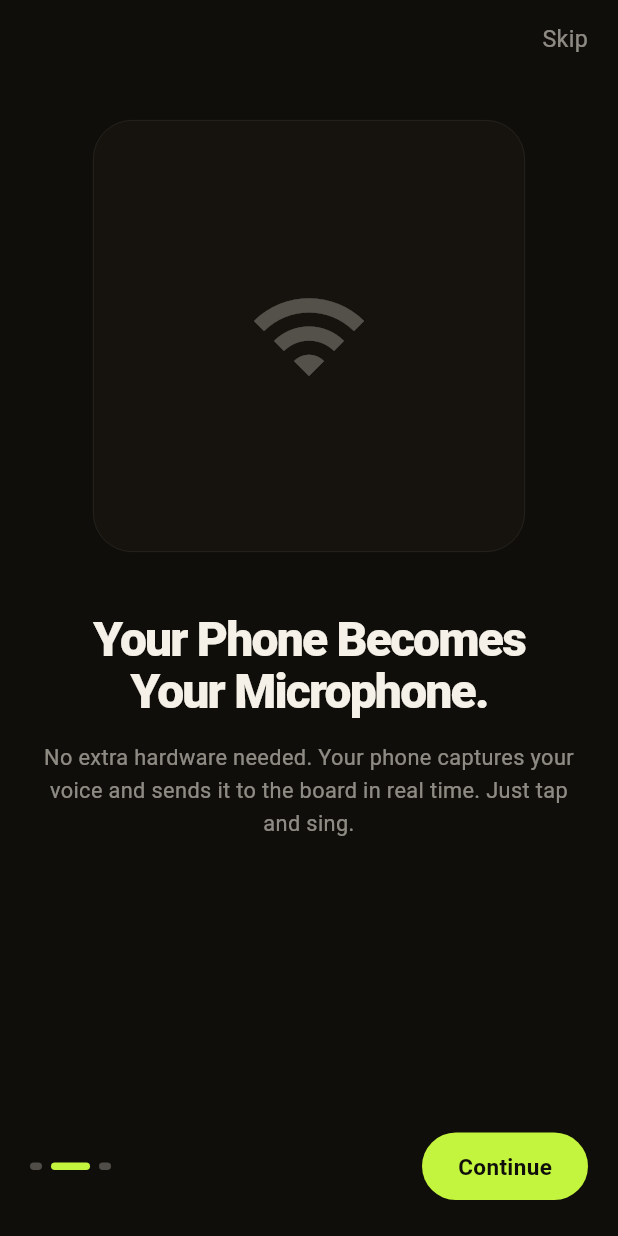
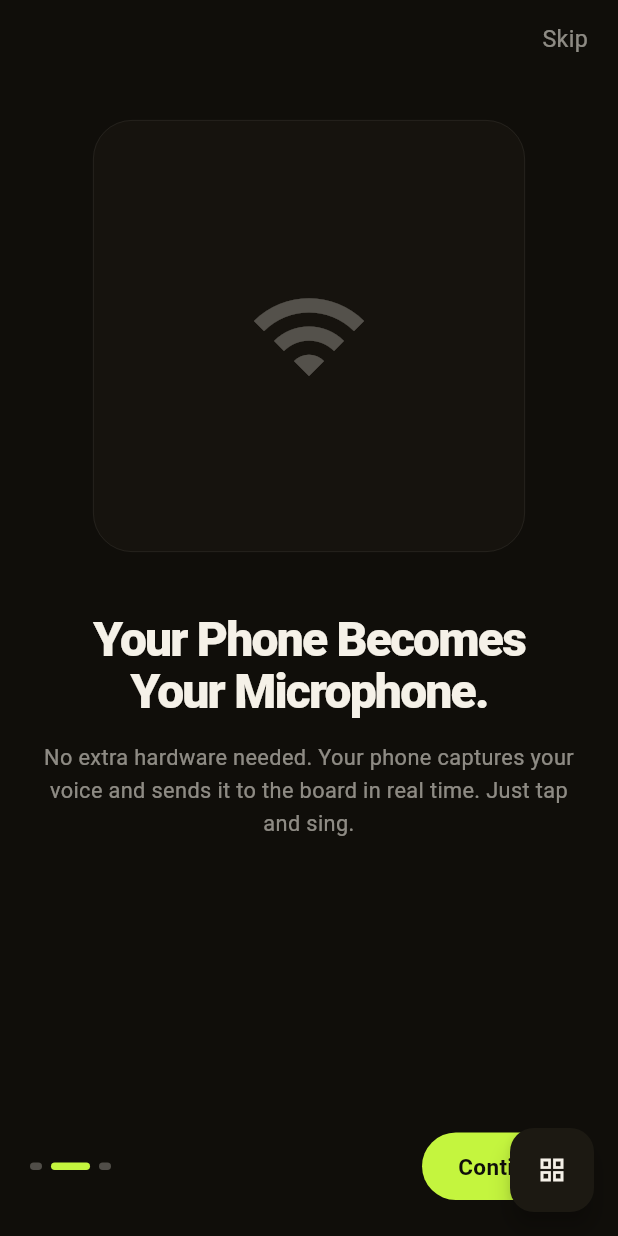
Before and after one commit to Mattathiasa/karaoki, a Flutter app: the screen it shows after launch, swiped to page 2, on a phone screen of 412 x 824 dp. Run offline on Flutter 3.47's test engine with Material 3 defaults, Android fonts, the phone set to English and light mode, and no system bars; Roboto replaces fonts that are missing (BricolageGrotesque, InstrumentSans).

Commit message:
Add screen picker navigation for verifying all 32 screens in Flutter web

```diff
--- a/karaoki/lib/main.dart
+++ b/karaoki/lib/main.dart
@@ -29,7 +29,7 @@ class KaraokiApp extends StatelessWidget {
   @override
   Widget build(BuildContext context) {
     return MaterialApp(
-      title: 'Karaoki',
+      title: 'Zemaoki',
       debugShowCheckedModeBanner: false,
       theme: ThemeData(
         brightness: Brightness.dark,
@@ -54,12 +54,56 @@ class KaraokiRouter extends StatefulWidget {
   State<KaraokiRouter> createState() => _KaraokiRouterState();
 }
 
+const _screenLabels = {
+  _Screen.splash: 'Splash',
+  _Screen.onboarding: 'Onboarding',
+  _Screen.welcome: 'Welcome',
+  _Screen.home: 'Home',
+  _Screen.lobby: 'Lobby',
+  _Screen.library: 'Library',
+  _Screen.singing: 'Singing',
+  _Screen.complete: 'Complete',
+  _Screen.leaderboard: 'Leaderboard',
+  _Screen.boardWait: 'Board: Wait',
+  _Screen.boardPerf: 'Board: Performance',
+  _Screen.boardReveal: 'Board: Reveal',
+  _Screen.boardCountdown: 'Board: Countdown',
+  _Screen.boardQueue: 'Board: Queue',
+  _Screen.boardVs: 'Board: VS',
+  _Screen.boardLeaderboard: 'Board: Leaderboard',
+  _Screen.battle: 'Battle',
+  _Screen.team: 'Team',
+  _Screen.duet: 'Duet',
+  _Screen.passMic: 'Pass the Mic',
+  _Screen.emptyQueue: 'Edge: Empty Queue',
+  _Screen.noResults: 'Edge: No Results',
+  _Screen.micPermission: 'Edge: Mic Permission',
+  _Screen.micLost: 'Edge: Mic Lost',
+  _Screen.weakConnection: 'Edge: Weak Connection',
+  _Screen.playerDropped: 'Edge: Player Dropped',
+  _Screen.roomFull: 'Edge: Room Full',
+  _Screen.badCode: 'Edge: Bad Code',
+  _Screen.unavailable: 'Edge: Unavailable',
+  _Screen.noHistory: 'Edge: No History',
+  _Screen.noBadges: 'Edge: No Badges',
+  _Screen.waiting: 'Edge: Waiting',
+};
+
+const _screenGroups = [
+  ('Onboarding', [_Screen.splash, _Screen.onboarding, _Screen.welcome]),
+  ('Core', [_Screen.home, _Screen.lobby, _Screen.library, _Screen.singing, _Screen.complete, _Screen.leaderboard]),
+  ('Board', [_Screen.boardWait, _Screen.boardCountdown, _Screen.boardQueue, _Screen.boardPerf, _Screen.boardVs, _Screen.boardReveal, _Screen.boardLeaderboard]),
+  ('Game Modes', [_Screen.battle, _Screen.team, _Screen.duet, _Screen.passMic]),
+  ('Edge States', [_Screen.emptyQueue, _Screen.noResults, _Screen.micPermission, _Screen.micLost, _Screen.weakConnection, _Screen.playerDropped, _Screen.roomFull, _Screen.badCode, _Screen.unavailable, _Screen.noHistory, _Screen.noBadges, _Screen.waiting]),
+];
+
 class _KaraokiRouterState extends State<KaraokiRouter> {
   _Screen _currentScreen = _Screen.splash;
 
   @override
   Widget build(BuildContext context) {
-    return AnimatedSwitcher(
+    return Scaffold(
+      body: AnimatedSwitcher(
         duration: const Duration(milliseconds: 220),
         transitionBuilder: (child, animation) {
           return FadeTransition(
@@ -77,6 +121,95 @@ class _KaraokiRouterState extends State<KaraokiRouter> {
           );
         },
         child: _buildScreen(),
+      ),
+      floatingActionButton: FloatingActionButton(
+        onPressed: () => _showScreenPicker(context),
+        backgroundColor: KColors.ink600,
+        child: const Icon(Icons.grid_view, color: KColors.bone, size: 20),
+      ),
+    );
+  }
+
+  void _showScreenPicker(BuildContext context) {
+    showModalBottomSheet(
+      context: context,
+      isScrollControlled: true,
+      backgroundColor: KColors.ink700,
+      shape: const RoundedRectangleBorder(
+        borderRadius: BorderRadius.vertical(top: Radius.circular(20)),
+      ),
+      builder: (context) => DraggableScrollableSheet(
+        initialChildSize: 0.7,
+        minChildSize: 0.3,
+        maxChildSize: 0.9,
+        expand: false,
+        builder: (context, scrollController) => ListView(
+          controller: scrollController,
+          padding: const EdgeInsets.all(20),
+          children: [
+            Container(
+              width: 40,
+              height: 4,
+              margin: const EdgeInsets.only(bottom: 20),
+              decoration: BoxDecoration(
+                color: KColors.bone28,
+                borderRadius: BorderRadius.circular(2),
+              ),
+            ),
+            const Text(
+              'NAVIGATE TO SCREEN',
+              style: TextStyle(
+                fontFamily: 'SpaceMono',
+                fontSize: 10,
+                color: KColors.bone45,
+                letterSpacing: 0.16,
+              ),
+            ),
+            const SizedBox(height: 16),
+            ..._screenGroups.map((group) => Column(
+              crossAxisAlignment: CrossAxisAlignment.start,
+              children: [
+                Text(
+                  group.$1.toUpperCase(),
+                  style: const TextStyle(
+                    fontFamily: 'SpaceMono',
+                    fontSize: 9,
+                    color: KColors.lime,
+                    letterSpacing: 0.16,
+                  ),
+                ),
+                const SizedBox(height: 8),
+                ...group.$2.map((screen) => ListTile(
+                  dense: true,
+                  title: Text(
+                    _screenLabels[screen] ?? '',
+                    style: TextStyle(
+                      fontFamily: 'InstrumentSans',
+                      fontSize: 14,
+                      color: _currentScreen == screen ? KColors.lime : KColors.bone,
+                    ),
+                  ),
+                  trailing: _currentScreen == screen
+                      ? Container(
+                          width: 8,
+                          height: 8,
+                          decoration: const BoxDecoration(
+                            color: KColors.lime,
+                            shape: BoxShape.circle,
+                          ),
+                        )
+                      : null,
+                  onTap: () {
+                    Navigator.pop(context);
+                    setState(() => _currentScreen = screen);
+                  },
+                )),
+                const SizedBox(height: 12),
+              ],
+            )),
+          ],
+        ),
+      ),
     );
   }
 
```
Also changed, not shown: karaoki/pubspec.yaml (+10 -0 lines), karaoki/assets/icon.png (added). Lines whose indentation alone changed are shown as unchanged.
